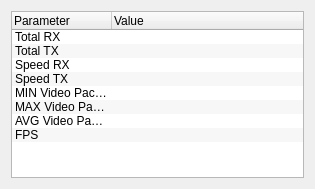
First picture: the form in source/client/ui/statistics_dialog.ui, repository dchapyshev/aspia, before the edit.
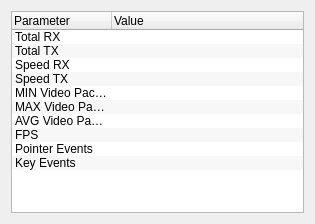
Second picture: the form after the edit.

Commit message: Added pointer and key events to statistic data.

Diff of the .ui file:
```diff
--- a/source/client/ui/statistics_dialog.ui
+++ b/source/client/ui/statistics_dialog.ui
@@ -7,7 +7,7 @@
     <x>0</x>
     <y>0</y>
     <width>315</width>
-    <height>189</height>
+    <height>224</height>
    </rect>
   </property>
   <property name="windowTitle">
@@ -81,6 +81,16 @@
        <string notr="true">FPS</string>
       </property>
      </item>
+     <item>
+      <property name="text">
+       <string notr="true">Pointer Events</string>
+      </property>
+     </item>
+     <item>
+      <property name="text">
+       <string notr="true">Key Events</string>
+      </property>
+     </item>
     </widget>
    </item>
   </layout>
```
The commit also changes 4 other files.
